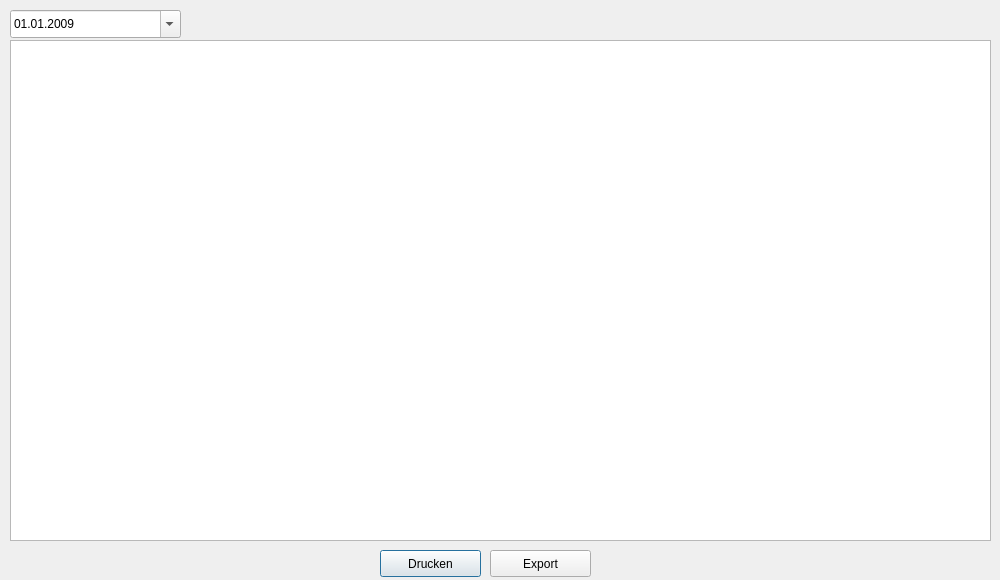
First picture: the form in cdlgunilist.ui, repository RobRoy1304/LaVa-2, before the edit.
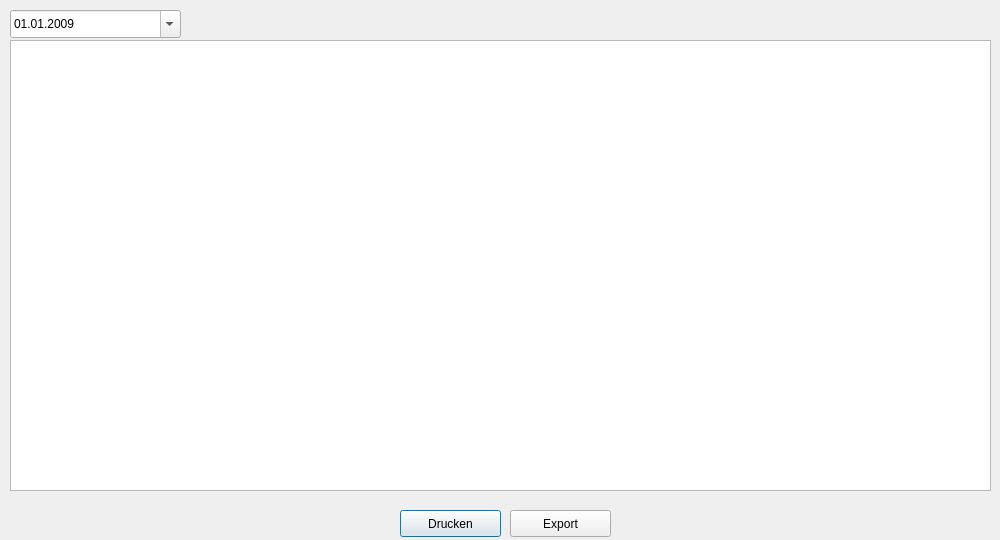
Second picture: the form after the edit. Icons and pictures are not drawn.

The edit to the form file:
```diff
--- a/cdlgunilist.ui
+++ b/cdlgunilist.ui
@@ -7,7 +7,7 @@
     <x>0</x>
     <y>0</y>
     <width>1000</width>
-    <height>580</height>
+    <height>540</height>
    </rect>
   </property>
   <property name="windowTitle">
@@ -20,8 +20,8 @@
   <widget class="QPushButton" name="pushButtonPrint">
    <property name="geometry">
     <rect>
-     <x>380</x>
-     <y>550</y>
+     <x>400</x>
+     <y>510</y>
      <width>101</width>
      <height>27</height>
     </rect>
@@ -36,7 +36,7 @@
      <x>10</x>
      <y>40</y>
      <width>981</width>
-     <height>501</height>
+     <height>451</height>
     </rect>
    </property>
    <property name="alternatingRowColors">
@@ -81,8 +81,8 @@
   <widget class="QPushButton" name="pushButtonExport">
    <property name="geometry">
     <rect>
-     <x>490</x>
-     <y>550</y>
+     <x>510</x>
+     <y>510</y>
      <width>101</width>
      <height>27</height>
     </rect>
```
